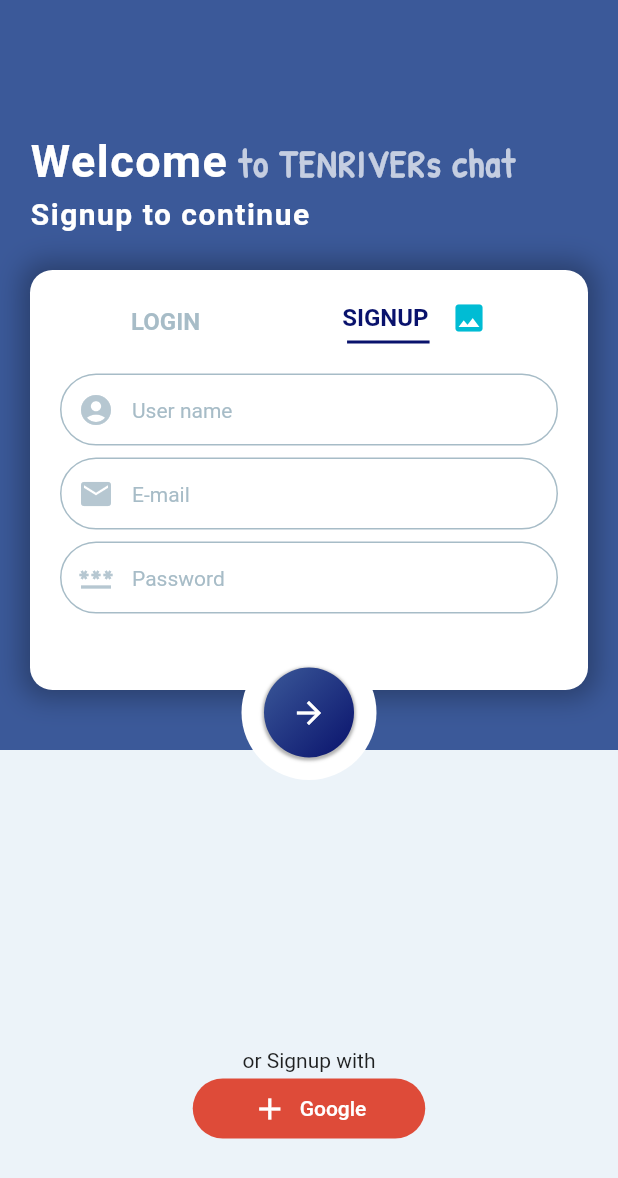
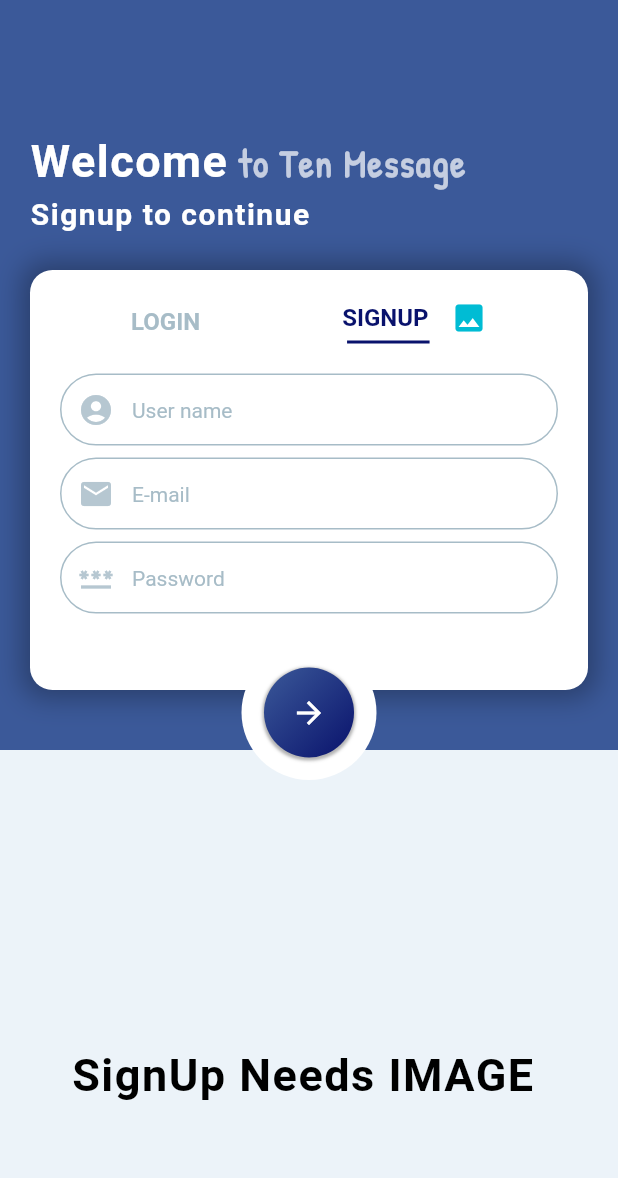
Before and after one commit to JongReulk/chatting_app_using_fb, a Flutter app: the screen it shows after launch, on a phone screen of 412 x 824 dp. Shown: the top 1178 px of the screen. Run offline on Flutter 3.47's test engine with Material 2 defaults, Android fonts, the phone set to English and light mode, and no system bars; drawn by our look-alikes of modal_progress_hud_nsn; our stand-ins replace cloud_firestore, firebase_auth, firebase_core, firebase_storage, flutter_chat_bubble, google_fonts and 1 more; accounts and stored records are empty.

Commit message:
Main_screen 디자인 수정

```diff
--- a/lib/screens/main_screen.dart
+++ b/lib/screens/main_screen.dart
@@ -92,7 +92,7 @@ class _LoginSignUpScreenState extends State<LoginSignUpScreen> {
                               children: [
                                 TextSpan(
                                   text: isSignupScreen
-                                      ? ' to TENRIVERs chat'
+                                      ? ' to Ten Message'
                                       : ' BACK !',
                                   style: GoogleFonts.patrickHand(
                                       textStyle: const TextStyle(
@@ -664,24 +664,17 @@ class _LoginSignUpScreenState extends State<LoginSignUpScreen> {
                 right: 0,
                 child: Column(
                   children: [
-                    Text(isSignupScreen ? 'or Signup with' : 'or Signin with'),
-                    TextButton.icon(
-                      onPressed: () {},
-                      style: TextButton.styleFrom(
-                        primary: Colors.white,
-                        minimumSize: const Size(155, 40),
-                        shape: RoundedRectangleBorder(
-                          borderRadius: BorderRadius.circular(20),
-                        ),
-                        backgroundColor: Palette.googleColor,
-                      ),
-                      icon: const Icon(Icons.add),
-                      label: const Text('Google'),
-                    ),
+                    Text(isSignupScreen ? 'SignUp Needs IMAGE ' : 'Signin with Profile IMAGES',
+                    style: GoogleFonts.patrickHandSc(
+                        textStyle: const TextStyle(
+                            letterSpacing: 1.0,
+                            fontSize: 30,
+                            fontWeight: FontWeight.bold,
+                            color: Colors.black)),
+                    )
                   ],
                 ),
               ),
-              //구글 로그인을 위한 Positioned
             ],
           ),
         ),
```
Also changed, not shown: 3 other files.
